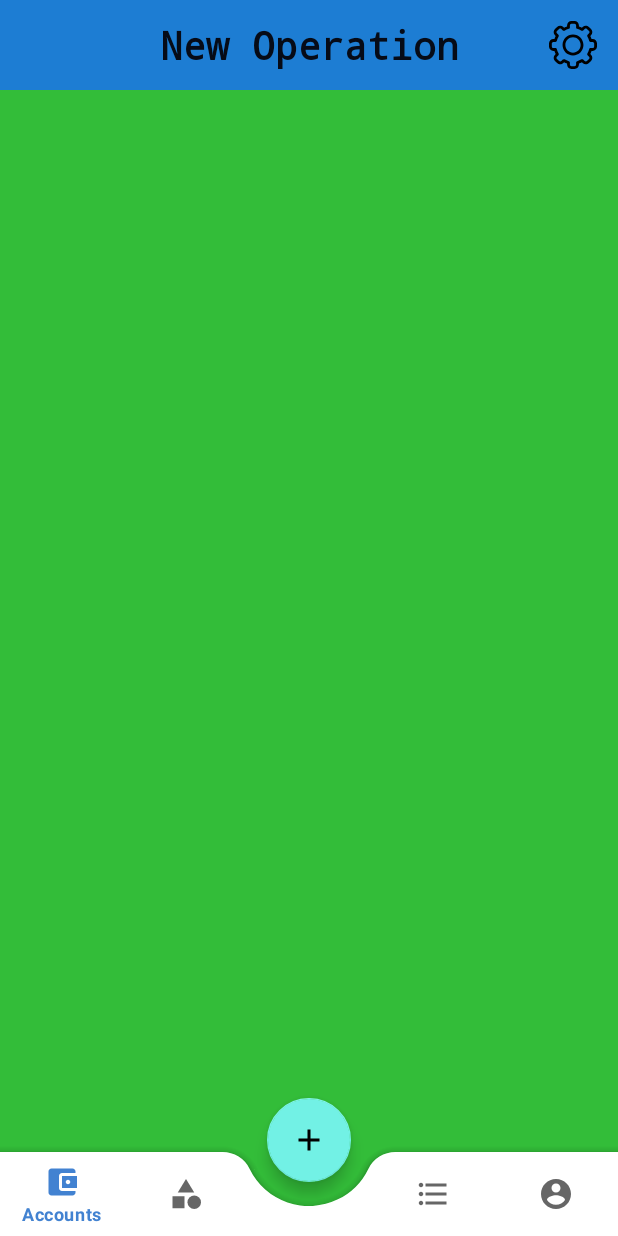
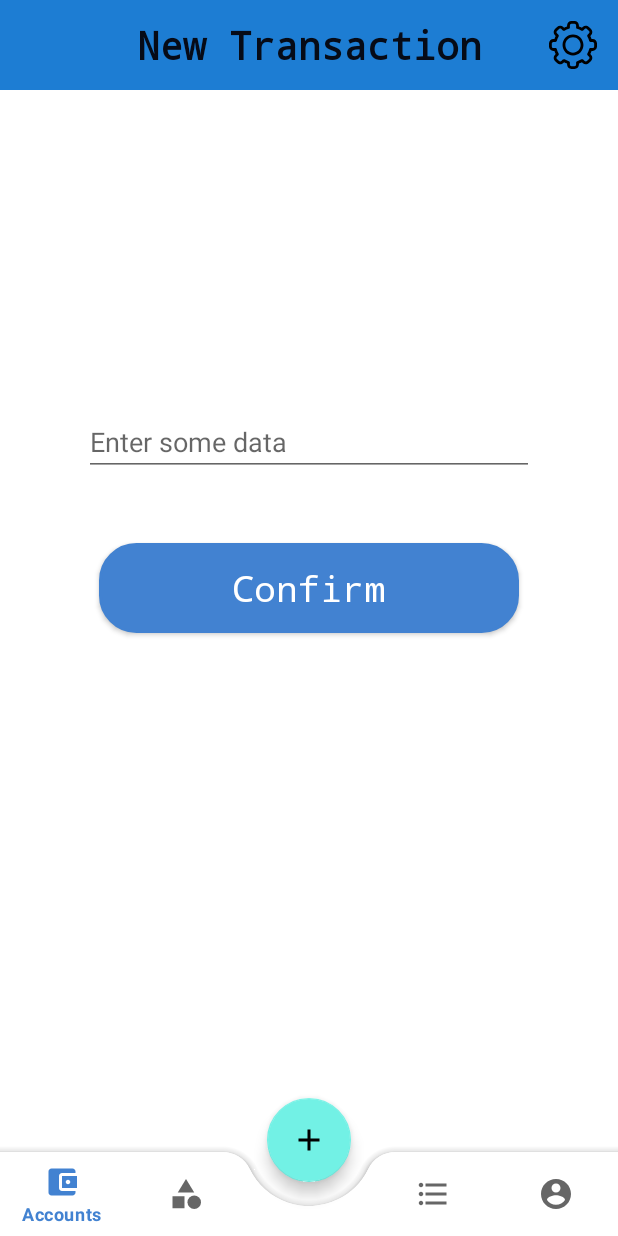
Before and after one commit to mrtsv9/Expenses-Tracker, an Android app: the fragment MainFragment placed in its activity, after a tap on an icon or button, on a phone screen of 412 x 824 dp. Run offline under Robolectric (Android 15) with nearby library versions, the phone set to English and light mode, and no system bars; libraries missing offline, so code that uses them is left out: org.koin.android.

Commit message:
started to working with transactions

```diff
--- a/app/build.gradle
+++ b/app/build.gradle
@@ -54,6 +54,11 @@ dependencies {
     implementation 'androidx.navigation:navigation-fragment-ktx:2.3.5'
     implementation 'androidx.navigation:navigation-ui-ktx:2.3.5'
 
+    kapt 'androidx.room:room-compiler:2.3.0'
+    implementation 'androidx.room:room-runtime:2.3.0'
+    implementation 'androidx.room:room-ktx:2.3.0'
+    implementation 'androidx.lifecycle:lifecycle-livedata-ktx:2.3.1'
+
     implementation 'org.koin:koin-android-ext:2.2.2'
     implementation 'org.koin:koin-androidx-viewmodel:2.2.2'
 }
--- /dev/null
+++ b/app/src/main/java/com/example/expensestracker/database/UserEntity.kt
@@ -0,0 +1,14 @@
+package com.example.expensestracker.database
+
+import androidx.room.ColumnInfo
+import androidx.room.Entity
+import androidx.room.PrimaryKey
+
+
+@Entity(tableName = "users")
+data class UserEntity(
+
+    @PrimaryKey
+    val login: String,
+    val password: String
+)
--- a/app/src/main/java/com/example/expensestracker/fab_adding/FabAddingFragment.kt
+++ b/app/src/main/java/com/example/expensestracker/fab_adding/FabAddingFragment.kt
@@ -6,6 +6,7 @@ import android.view.View
 import android.view.ViewGroup
 import androidx.fragment.app.Fragment
 import com.example.expensestracker.databinding.FragmentAddingBinding
+import org.koin.android.ext.android.bind
 
 class FabAddingFragment() : Fragment() {
 
@@ -18,10 +19,17 @@ class FabAddingFragment() : Fragment() {
     ): View? {
         binding = FragmentAddingBinding.inflate(inflater, container, false)
         return binding?.root
+
     }
 
     override fun onViewCreated(view: View, savedInstanceState: Bundle?) {
         super.onViewCreated(view, savedInstanceState)
+        val button = binding?.buttonConfirm
+        button?.setOnClickListener { onClickListener() }
+    }
+
+    private fun onClickListener() {
+
     }
 
     override fun onDestroy() {
--- a/app/src/main/java/com/example/expensestracker/main/MainFragment.kt
+++ b/app/src/main/java/com/example/expensestracker/main/MainFragment.kt
@@ -70,7 +70,7 @@ class MainFragment() : Fragment(), BottomNavigationView.OnNavigationItemSelected
         childFragmentManager.beginTransaction()
             .replace(binding?.container?.id!!, FabAddingFragment())
             .commit()
-        binding?.tvTitle?.text = resources.getString(R.string.new_operation)
+        binding?.tvTitle?.text = resources.getString(R.string.new_transaction)
     }
 
     private fun onSettingsClicked() {
--- a/app/src/main/res/layout/fragment_adding.xml
+++ b/app/src/main/res/layout/fragment_adding.xml
@@ -1,11 +1,31 @@
 <?xml version="1.0" encoding="utf-8"?>
 <androidx.constraintlayout.widget.ConstraintLayout xmlns:android="http://schemas.android.com/apk/res/android"
+    xmlns:app="http://schemas.android.com/apk/res-auto"
+    xmlns:tools="http://schemas.android.com/tools"
     android:layout_width="match_parent"
     android:layout_height="match_parent">
 
-    <TextView
-        android:layout_width="match_parent"
-        android:layout_height="match_parent"
-        android:background="#33BD39" />
+    <EditText
+        android:id="@+id/editText"
+        android:layout_width="300dp"
+        android:layout_height="40dp"
+        android:hint="Enter some data"
+        app:layout_constraintBottom_toBottomOf="parent"
+        app:layout_constraintEnd_toEndOf="parent"
+        app:layout_constraintStart_toStartOf="parent"
+        app:layout_constraintTop_toTopOf="parent"
+        app:layout_constraintVertical_bias="0.3" />
+
+    <Button
+        android:id="@+id/buttonConfirm"
+        style="@style/ButtonTextView"
+        android:layout_width="280dp"
+        android:layout_height="60dp"
+        android:text="@string/confirm"
+        app:layout_constraintBottom_toBottomOf="parent"
+        app:layout_constraintEnd_toEndOf="parent"
+        app:layout_constraintStart_toStartOf="parent"
+        app:layout_constraintTop_toBottomOf="@+id/editText"
+        app:layout_constraintVertical_bias="0.1"/>
 
 </androidx.constraintlayout.widget.ConstraintLayout>
--- a/app/src/main/res/values/strings.xml
+++ b/app/src/main/res/values/strings.xml
@@ -10,7 +10,7 @@
     <string name="enter_login">Enter login</string>
     <string name="enter_password">Enter password</string>
     <string name="confirm">Confirm</string>
-    <string name="new_operation">New Operation</string>
+    <string name="new_transaction">New Transaction</string>
     <string name="field_cant_be_empty">Field can not be empty</string>
     <string name="it_is_too_long">It is too long</string>
     <string name="incorrect_value">Incorrect value!</string>
```
